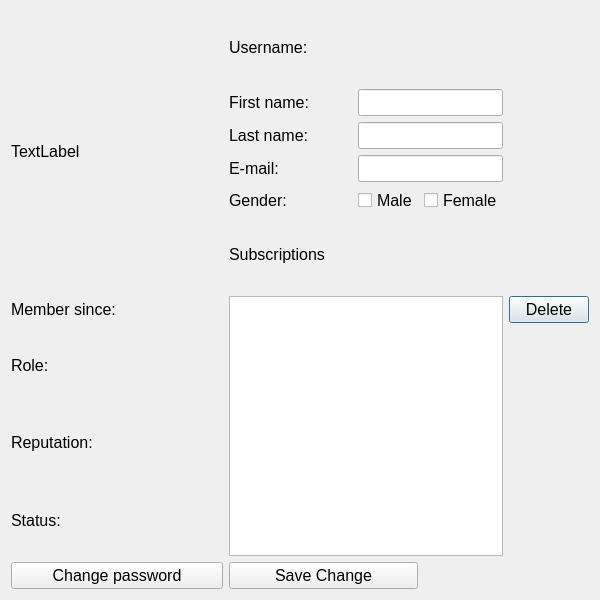
The window that Application/Integrated Version/editprofile.ui (NathanielSmithUOW/BigTracker) describes before a commit, drawn with Qt 5.
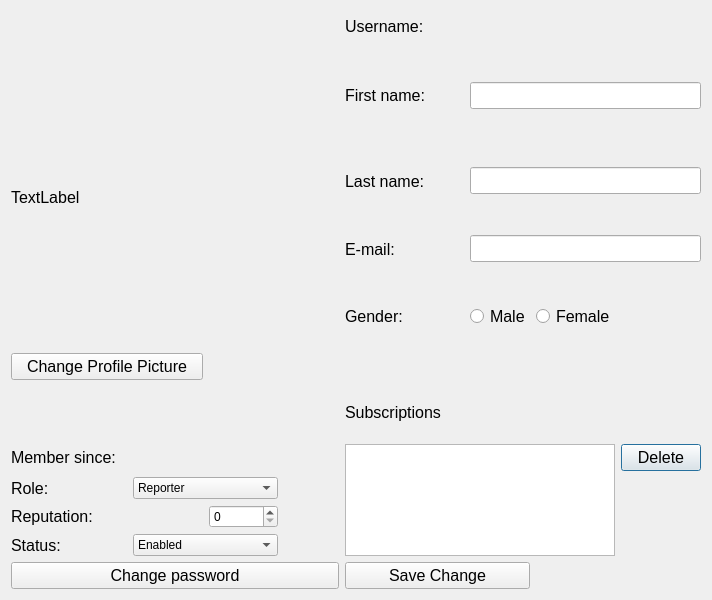
The same window after the commit.

```diff
--- a/Application/Integrated Version/editprofile.ui
+++ b/Application/Integrated Version/editprofile.ui
@@ -14,34 +14,20 @@
    <string>Dialog</string>
   </property>
   <layout class="QGridLayout" name="gridLayout">
-   <item row="0" column="5">
-    <widget class="QLabel" name="editprofile_usernameLabel">
-     <property name="font">
-      <font>
-       <family>Arial</family>
-       <pointsize>12</pointsize>
-      </font>
-     </property>
-     <property name="text">
-      <string>Username:</string>
-     </property>
-    </widget>
-   </item>
-   <item row="0" column="6" colspan="2">
-    <widget class="QLabel" name="editprofile_UsernameLabelText">
-     <property name="font">
-      <font>
-       <family>Arial</family>
-       <pointsize>12</pointsize>
-      </font>
-     </property>
-     <property name="text">
-      <string/>
-     </property>
-    </widget>
-   </item>
    <item row="1" column="0" rowspan="4" colspan="5">
     <widget class="QLabel" name="editprofile_pictureLabel">
+     <property name="minimumSize">
+      <size>
+       <width>300</width>
+       <height>300</height>
+      </size>
+     </property>
+     <property name="maximumSize">
+      <size>
+       <width>300</width>
+       <height>300</height>
+      </size>
+     </property>
      <property name="font">
       <font>
        <family>Arial</family>
@@ -66,39 +52,6 @@
      </property>
     </widget>
    </item>
-   <item row="1" column="7" colspan="2">
-    <widget class="QLineEdit" name="editprofile_fnameLineEdit">
-     <property name="font">
-      <font>
-       <family>Arial</family>
-       <pointsize>12</pointsize>
-      </font>
-     </property>
-    </widget>
-   </item>
-   <item row="2" column="5" colspan="2">
-    <widget class="QLabel" name="edit_lnameLabel">
-     <property name="font">
-      <font>
-       <family>Arial</family>
-       <pointsize>12</pointsize>
-      </font>
-     </property>
-     <property name="text">
-      <string>Last name:</string>
-     </property>
-    </widget>
-   </item>
-   <item row="2" column="7" colspan="2">
-    <widget class="QLineEdit" name="editprofile_lnameLineEdit">
-     <property name="font">
-      <font>
-       <family>Arial</family>
-       <pointsize>12</pointsize>
-      </font>
-     </property>
-    </widget>
-   </item>
    <item row="3" column="5">
     <widget class="QLabel" name="editprofile_emailLabel">
      <property name="font">
@@ -112,34 +65,6 @@
      </property>
     </widget>
    </item>
-   <item row="3" column="7" colspan="2">
-    <widget class="QLineEdit" name="editprofile_emailLineEdit">
-     <property name="sizeIncrement">
-      <size>
-       <width>0</width>
-       <height>0</height>
-      </size>
-     </property>
-     <property name="baseSize">
-      <size>
-       <width>0</width>
-       <height>0</height>
-      </size>
-     </property>
-     <property name="font">
-      <font>
-       <family>Arial</family>
-       <pointsize>12</pointsize>
-      </font>
-     </property>
-     <property name="maxLength">
-      <number>32767</number>
-     </property>
-     <property name="readOnly">
-      <bool>false</bool>
-     </property>
-    </widget>
-   </item>
    <item row="4" column="5" colspan="2">
     <widget class="QLabel" name="editprofile_genderLabel">
      <property name="font">
@@ -153,8 +78,8 @@
      </property>
     </widget>
    </item>
-   <item row="4" column="7">
-    <widget class="QCheckBox" name="editprofile_maleCheckBox">
+   <item row="2" column="5" colspan="2">
+    <widget class="QLabel" name="edit_lnameLabel">
      <property name="font">
       <font>
        <family>Arial</family>
@@ -162,12 +87,12 @@
       </font>
      </property>
      <property name="text">
-      <string>Male</string>
+      <string>Last name:</string>
      </property>
     </widget>
    </item>
-   <item row="4" column="8">
-    <widget class="QCheckBox" name="editprofile_femaleCheckBox">
+   <item row="0" column="5">
+    <widget class="QLabel" name="editprofile_usernameLabel">
      <property name="font">
       <font>
        <family>Arial</family>
@@ -175,24 +100,11 @@
       </font>
      </property>
      <property name="text">
-      <string>Female</string>
+      <string>Username:</string>
      </property>
     </widget>
    </item>
-   <item row="5" column="5" colspan="3">
-    <widget class="QLabel" name="editprofile_subscribeLabel">
-     <property name="font">
-      <font>
-       <family>Arial</family>
-       <pointsize>12</pointsize>
-      </font>
-     </property>
-     <property name="text">
-      <string>Subscriptions</string>
-     </property>
-    </widget>
-   </item>
-   <item row="6" column="0" colspan="4">
+   <item row="7" column="0" colspan="4">
     <widget class="QLabel" name="eidtprofile_memberLabel">
      <property name="font">
       <font>
@@ -205,7 +117,7 @@
      </property>
     </widget>
    </item>
-   <item row="6" column="4">
+   <item row="7" column="4">
     <widget class="QLabel" name="editprofile_memberSinceLabel">
      <property name="font">
       <font>
@@ -218,7 +130,7 @@
      </property>
     </widget>
    </item>
-   <item row="6" column="5" rowspan="4" colspan="4">
+   <item row="7" column="5" rowspan="4" colspan="4">
     <widget class="QListWidget" name="editprofile_subscribeListWidget">
      <property name="font">
       <font>
@@ -228,7 +140,7 @@
      </property>
     </widget>
    </item>
-   <item row="6" column="9">
+   <item row="7" column="9">
     <widget class="QPushButton" name="editprofile_deletePushButton">
      <property name="font">
       <font>
@@ -241,7 +153,7 @@
      </property>
     </widget>
    </item>
-   <item row="7" column="0">
+   <item row="8" column="0">
     <widget class="QLabel" name="editprofile_roleLabel">
      <property name="font">
       <font>
@@ -254,20 +166,7 @@
      </property>
     </widget>
    </item>
-   <item row="7" column="1" colspan="4">
-    <widget class="QLabel" name="editprofile_roleDataLabel">
-     <property name="font">
-      <font>
-       <family>Arial</family>
-       <pointsize>12</pointsize>
-      </font>
-     </property>
-     <property name="text">
-      <string/>
-     </property>
-    </widget>
-   </item>
-   <item row="8" column="0" colspan="3">
+   <item row="9" column="0" colspan="3">
     <widget class="QLabel" name="editprofile_reputationLabel">
      <property name="font">
       <font>
@@ -280,20 +179,7 @@
      </property>
     </widget>
    </item>
-   <item row="8" column="3" colspan="2">
-    <widget class="QLabel" name="editprofile_reputationDataLabel">
-     <property name="font">
-      <font>
-       <family>Arial</family>
-       <pointsize>12</pointsize>
-      </font>
-     </property>
-     <property name="text">
-      <string/>
-     </property>
-    </widget>
-   </item>
-   <item row="9" column="0" colspan="2">
+   <item row="10" column="0" colspan="2">
     <widget class="QLabel" name="editprofile_statusLabel">
      <property name="font">
       <font>
@@ -306,33 +192,7 @@
      </property>
     </widget>
    </item>
-   <item row="9" column="2" colspan="3">
-    <widget class="QLabel" name="editprofile_statusDataLabel">
-     <property name="font">
-      <font>
-       <family>Arial</family>
-       <pointsize>12</pointsize>
-      </font>
-     </property>
-     <property name="text">
-      <string/>
-     </property>
-    </widget>
-   </item>
-   <item row="10" column="0" colspan="5">
-    <widget class="QPushButton" name="editprofile_pwdPushButton">
-     <property name="font">
-      <font>
-       <family>Arial</family>
-       <pointsize>12</pointsize>
-      </font>
-     </property>
-     <property name="text">
-      <string>Change password</string>
-     </property>
-    </widget>
-   </item>
-   <item row="10" column="5" colspan="3">
+   <item row="11" column="5" colspan="3">
     <widget class="QPushButton" name="editprofile_savePushButton">
      <property name="font">
       <font>
@@ -345,6 +205,190 @@
      </property>
     </widget>
    </item>
+   <item row="11" column="0" colspan="5">
+    <widget class="QPushButton" name="editprofile_pwdPushButton">
+     <property name="font">
+      <font>
+       <family>Arial</family>
+       <pointsize>12</pointsize>
+      </font>
+     </property>
+     <property name="text">
+      <string>Change password</string>
+     </property>
+    </widget>
+   </item>
+   <item row="4" column="7">
+    <widget class="QRadioButton" name="editprofile_maleRadioButton">
+     <property name="font">
+      <font>
+       <family>Arial</family>
+       <pointsize>12</pointsize>
+      </font>
+     </property>
+     <property name="text">
+      <string>Male</string>
+     </property>
+    </widget>
+   </item>
+   <item row="4" column="8">
+    <widget class="QRadioButton" name="editprofile_femaleRadioButton">
+     <property name="font">
+      <font>
+       <family>Arial</family>
+       <pointsize>12</pointsize>
+      </font>
+     </property>
+     <property name="text">
+      <string>Female</string>
+     </property>
+    </widget>
+   </item>
+   <item row="5" column="0" colspan="3">
+    <widget class="QPushButton" name="editprofile_changeProfileButton">
+     <property name="font">
+      <font>
+       <family>Arial</family>
+       <pointsize>12</pointsize>
+      </font>
+     </property>
+     <property name="text">
+      <string>Change Profile Picture</string>
+     </property>
+    </widget>
+   </item>
+   <item row="3" column="7" colspan="3">
+    <widget class="QLineEdit" name="editprofile_emailLineEdit">
+     <property name="sizeIncrement">
+      <size>
+       <width>0</width>
+       <height>0</height>
+      </size>
+     </property>
+     <property name="baseSize">
+      <size>
+       <width>0</width>
+       <height>0</height>
+      </size>
+     </property>
+     <property name="font">
+      <font>
+       <family>Arial</family>
+       <pointsize>12</pointsize>
+      </font>
+     </property>
+     <property name="maxLength">
+      <number>32767</number>
+     </property>
+     <property name="readOnly">
+      <bool>false</bool>
+     </property>
+    </widget>
+   </item>
+   <item row="2" column="7" colspan="3">
+    <widget class="QLineEdit" name="editprofile_lnameLineEdit">
+     <property name="font">
+      <font>
+       <family>Arial</family>
+       <pointsize>12</pointsize>
+      </font>
+     </property>
+    </widget>
+   </item>
+   <item row="1" column="7" colspan="3">
+    <widget class="QLineEdit" name="editprofile_fnameLineEdit">
+     <property name="font">
+      <font>
+       <family>Arial</family>
+       <pointsize>12</pointsize>
+      </font>
+     </property>
+    </widget>
+   </item>
+   <item row="9" column="3">
+    <widget class="QSpinBox" name="editprofile_reputationSpin"/>
+   </item>
+   <item row="10" column="2" colspan="2">
+    <widget class="QComboBox" name="editprofile_statusComboBox">
+     <item>
+      <property name="text">
+       <string>Enabled</string>
+      </property>
+     </item>
+     <item>
+      <property name="text">
+       <string>Disabled</string>
+      </property>
+     </item>
+    </widget>
+   </item>
+   <item row="8" column="2" colspan="2">
+    <widget class="QComboBox" name="editprofile_roleComboBox">
+     <item>
+      <property name="text">
+       <string>Reporter</string>
+      </property>
+     </item>
+     <item>
+      <property name="text">
+       <string>Reviewer</string>
+      </property>
+     </item>
+     <item>
+      <property name="text">
+       <string>Developer</string>
+      </property>
+     </item>
+     <item>
+      <property name="text">
+       <string>Triager</string>
+      </property>
+     </item>
+     <item>
+      <property name="text">
+       <string>System Administrator</string>
+      </property>
+     </item>
+    </widget>
+   </item>
+   <item row="6" column="5" colspan="3">
+    <widget class="QLabel" name="editprofile_subscribeLabel">
+     <property name="font">
+      <font>
+       <family>Arial</family>
+       <pointsize>12</pointsize>
+      </font>
+     </property>
+     <property name="text">
+      <string>Subscriptions</string>
+     </property>
+    </widget>
+   </item>
+   <item row="0" column="6" colspan="2">
+    <widget class="QLabel" name="editprofile_UsernameLabelText">
+     <property name="minimumSize">
+      <size>
+       <width>100</width>
+       <height>30</height>
+      </size>
+     </property>
+     <property name="maximumSize">
+      <size>
+       <width>100</width>
+       <height>20</height>
+      </size>
+     </property>
+     <property name="font">
+      <font>
+       <family>Arial</family>
+       <pointsize>12</pointsize>
+      </font>
+     </property>
+     <property name="text">
+      <string/>
+     </property>
+    </widget>
+   </item>
   </layout>
  </widget>
  <resources/>
```
